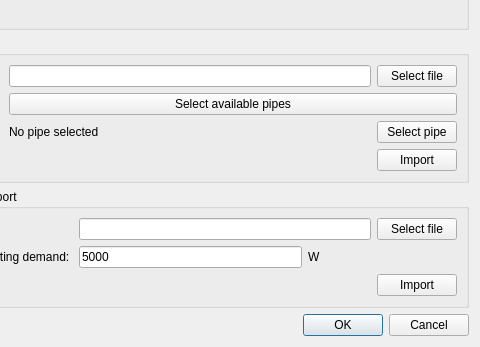
Before: the Qt Designer form SIM-VICUS/src/SVNetworkImportDialog.ui in ghorwin/SIM-VICUS, drawn with Qt 5; both pictures show x 91 to 571 and y 125 to 472 of the 571 by 472 pixel window.
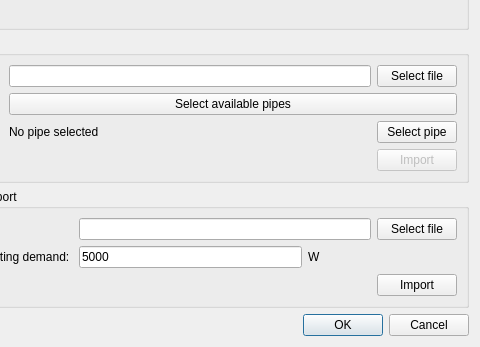
After: the same form once the commit is applied. Custom widgets are drawn as their Qt base class.

Commit message: Bug Fix: Kein Rohr ausgewählt

Patch:
```diff
--- a/SIM-VICUS/src/SVNetworkImportDialog.ui
+++ b/SIM-VICUS/src/SVNetworkImportDialog.ui
@@ -234,6 +234,9 @@
         </item>
         <item>
          <widget class="QPushButton" name="pushButtonImportPipeline">
+          <property name="enabled">
+           <bool>false</bool>
+          </property>
           <property name="text">
            <string>Import</string>
           </property>
```
The commit also changes 1 other file.
